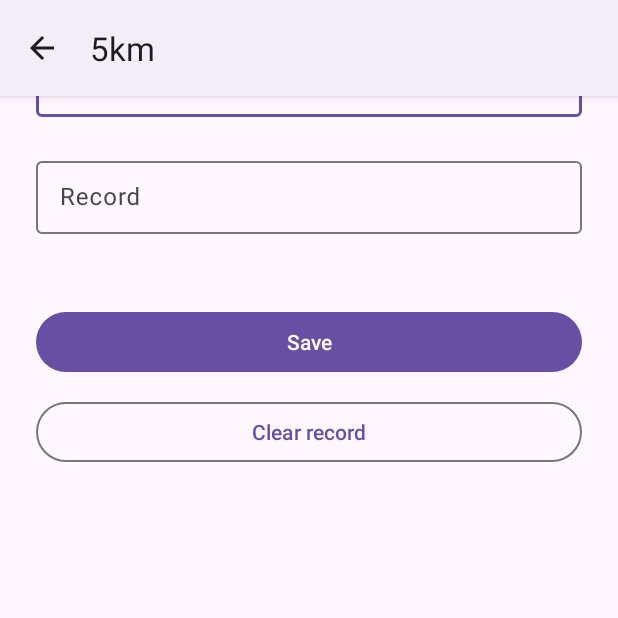
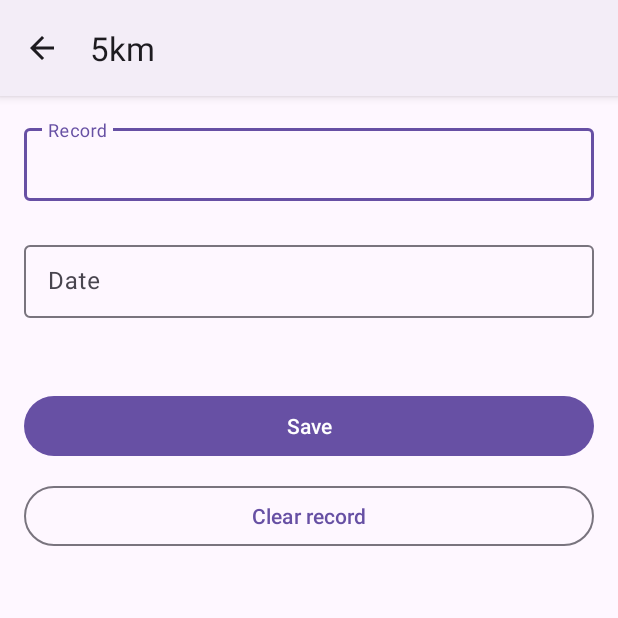
Before and after one commit to RicDev116/record_keeper, an Android app: the screen it shows after launch (EditRunningRecordActivity), after a tap on "5km", on a phone screen of 412 x 824 dp, the top half of it. Run offline under Robolectric (Android 15) with nearby library versions, the light colour scheme and no system bars.

Commit message:
logical added in RunningFragment and modification of MainActivity to not change theme in night mode

```diff
--- a/app/src/main/java/com/example/recordkeeper/MainActivity.kt
+++ b/app/src/main/java/com/example/recordkeeper/MainActivity.kt
@@ -7,6 +7,7 @@
 import android.widget.Toast
 import androidx.activity.enableEdgeToEdge
 import androidx.appcompat.app.AppCompatActivity
+import androidx.appcompat.app.AppCompatDelegate
 import androidx.core.view.ViewCompat
 import androidx.core.view.WindowInsetsCompat
 import androidx.fragment.app.commit
@@ -28,6 +29,7 @@
             v.setPadding(systemBars.left, systemBars.top, systemBars.right, systemBars.bottom)
             insets
         }
+        AppCompatDelegate.setDefaultNightMode(AppCompatDelegate.MODE_NIGHT_NO) // Force light theme
         // "this" hace referencia a la interface View.OnClickListener
         binding.running.setOnClickListener(this)
         // Se puede hacer lo mismo con una clase anónima(object : View.OnClickListener)
--- a/app/src/main/java/com/example/recordkeeper/running/EditRunningRecordActivity.kt
+++ b/app/src/main/java/com/example/recordkeeper/running/EditRunningRecordActivity.kt
@@ -1,6 +1,7 @@
 package com.example.recordkeeper.running
 
 import android.content.Context
+import android.content.SharedPreferences
 import android.os.Bundle
 import androidx.activity.enableEdgeToEdge
 import androidx.appcompat.app.AppCompatActivity
@@ -14,20 +15,23 @@
 class EditRunningRecordActivity : AppCompatActivity() {
 
     private lateinit var binding: ActivityEditRunningRecordBinding
+    private var distance: String? = null
+    private lateinit var runningRecordsPreferences: SharedPreferences
 
     override fun onCreate(savedInstanceState: Bundle?) {
 
         super.onCreate(savedInstanceState)
         binding = ActivityEditRunningRecordBinding.inflate(layoutInflater)
         enableEdgeToEdge()
-        setContentView(R.layout.activity_edit_running_record)
+        setContentView(binding.root)
         applyWindowInsets()
-
-        intent.getStringExtra("distance")?.let {
-            title = it
+        initializeLateInits()
+        displayRecord()
+        binding.buttonSave.setOnClickListener {
+            saveRecord()
+            finish()
         }
 
-        println(intent.getStringExtra("distance"))
 
         //default shared preferences
 //        val applicationPreferences = PreferenceManager.getDefaultSharedPreferences(this)
@@ -46,12 +50,48 @@
 //        fileNamePreferences.edit{
 //            putBoolean("boolean", true)
 //        }
+    }
 
+    private fun initializeLateInits() {
+        intent.getStringExtra("distance")?.let {
+            title = it
+        }
+        distance = intent.getStringExtra("distance")
+        runningRecordsPreferences = getSharedPreferences("running_records", Context.MODE_PRIVATE)
     }
+
+    private fun displayRecord() {
+        binding.editTextRecord.setText(
+            runningRecordsPreferences.getString("$distance record", null)
+        )
+        binding.editTextDate.setText(
+            runningRecordsPreferences.getString("$distance date", null)
+        )
+    }
+
+    private fun saveRecord() {
+        val runningRecordsPreferences =   getSharedPreferences("running_records", Context.MODE_PRIVATE)
+        if (distance == null) {
+            return
+        }
+        val record = binding.editTextRecord.text.toString()
+        val date = binding.editTextDate.text.toString()
+        runningRecordsPreferences.edit {
+            putString("$distance record", record)
+            putString("$distance date", date)
+        }
+    }
+
     private fun applyWindowInsets(){
         ViewCompat.setOnApplyWindowInsetsListener(binding.root) { v, insets ->
             val systemBars = insets.getInsets(WindowInsetsCompat.Type.systemBars())
-            v.setPadding(systemBars.left, systemBars.top, systemBars.right, systemBars.bottom)
+            val paddingOriginal = 24 // función para convertir dp a px
+            v.setPadding(
+                paddingOriginal + systemBars.left,
+                paddingOriginal + systemBars.top,
+                paddingOriginal + systemBars.right,
+                paddingOriginal + systemBars.bottom
+            )
             insets
         }
     }
--- a/app/src/main/java/com/example/recordkeeper/running/RunningFragment.kt
+++ b/app/src/main/java/com/example/recordkeeper/running/RunningFragment.kt
@@ -1,5 +1,6 @@
 package com.example.recordkeeper.running
 
+import android.content.Context
 import android.content.Intent
 import android.os.Bundle
 import android.view.LayoutInflater
@@ -25,13 +26,28 @@
         setUpClickListeners()
     }
 
+    override fun onResume() {
+        super.onResume()
+        displayRecords()
+    }
+
     private fun setUpClickListeners() {
         binding.container5km.setOnClickListener{launchRunningRecordActivity("5km")}
         binding.container10km.setOnClickListener{launchRunningRecordActivity("10km")}
         binding.container121km.setOnClickListener{launchRunningRecordActivity("12km")}
     }
 
-        private fun launchRunningRecordActivity(distance: String) {
+    private fun displayRecords() {
+        val runningPreferences = requireContext().getSharedPreferences("running_records", Context.MODE_PRIVATE)
+        binding.textView5kmValue.text = runningPreferences.getString("5km record", null)
+        binding.textView5kmDate.text = runningPreferences.getString("5km date", null)
+        binding.textView10kmValue.text = runningPreferences.getString("10km record", null)
+        binding.textView10kmDate.text = runningPreferences.getString("10km date", null)
+        binding.textView12kmValue.text = runningPreferences.getString("12km record", null)
+        binding.textView12kmDate.text = runningPreferences.getString("12km date", null)
+    }
+
+    private fun launchRunningRecordActivity(distance: String) {
         //in fragments, we cant use this as context, so we use requireContext()
         val intent = Intent(context, EditRunningRecordActivity::class.java)
         intent.putExtra("distance", distance)
--- a/app/src/main/res/layout/activity_edit_running_record.xml
+++ b/app/src/main/res/layout/activity_edit_running_record.xml
@@ -1,11 +1,12 @@
 <?xml version="1.0" encoding="utf-8"?>
-<androidx.constraintlayout.widget.ConstraintLayout xmlns:android="http://schemas.android.com/apk/res/android"
+<androidx.constraintlayout.widget.ConstraintLayout
+    xmlns:android="http://schemas.android.com/apk/res/android"
     xmlns:app="http://schemas.android.com/apk/res-auto"
     xmlns:tools="http://schemas.android.com/tools"
     android:id="@+id/main"
     android:layout_width="match_parent"
     android:layout_height="match_parent"
-    android:padding="24dp"
+    android:paddingHorizontal="24dp"
     tools:context=".running.EditRunningRecordActivity">
 
     <com.google.android.material.textfield.TextInputLayout
@@ -30,7 +31,7 @@
         android:layout_width="match_parent"
         android:layout_height="wrap_content"
         android:layout_marginTop="24dp"
-        android:hint="Record"
+        android:hint="Date"
         app:layout_constraintTop_toBottomOf="@+id/text_input_record">
 
         <com.google.android.material.textfield.TextInputEditText
```
